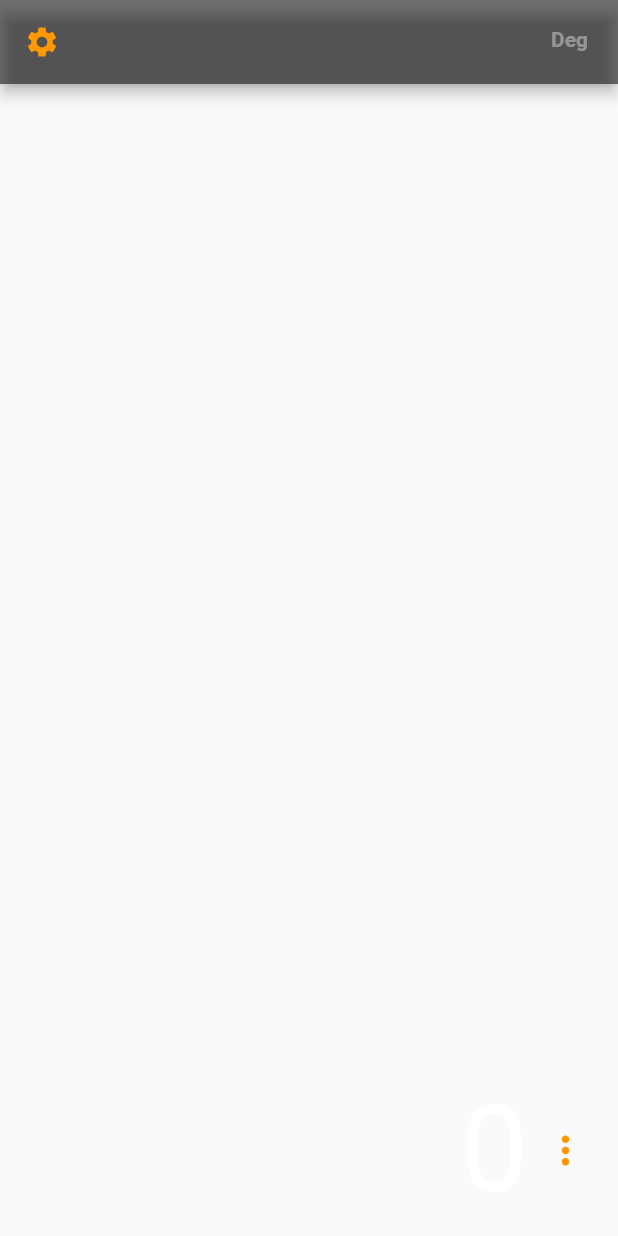
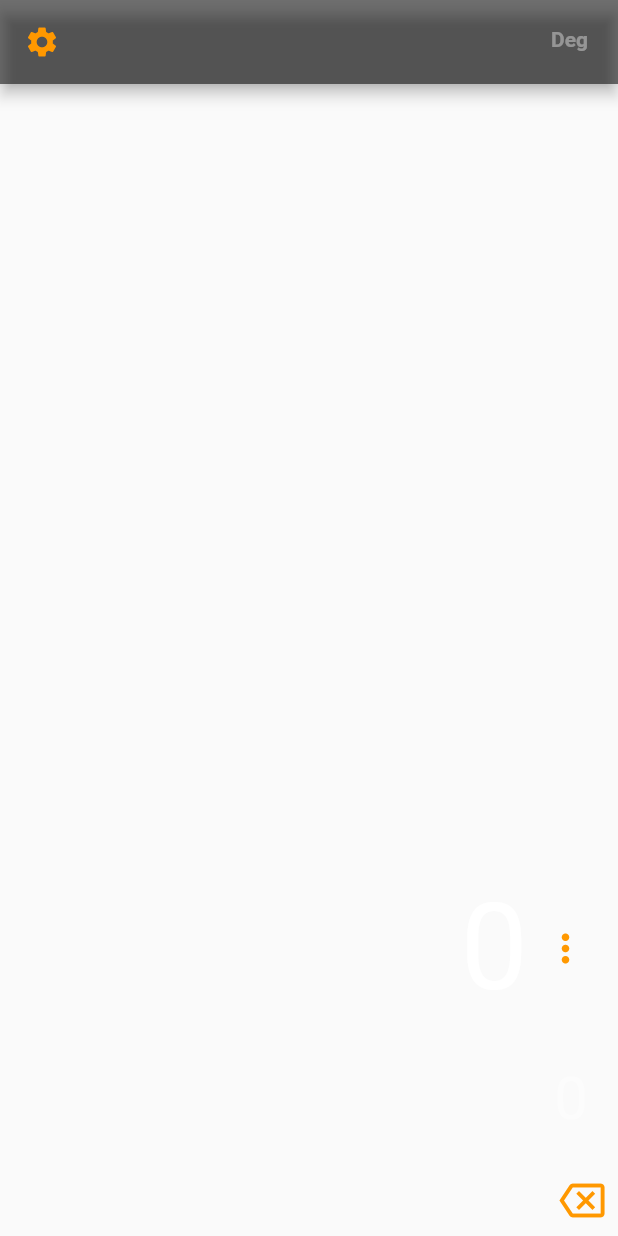
Before and after one commit to mukul71/Learning_Flutter, a Flutter app: the screen it shows after launch, on a phone screen of 412 x 824 dp. Run offline on Flutter 3.47's test engine with Material 2 defaults, Android fonts, the phone set to English and light mode, and no system bars.

Commit message:
IconButton added

```diff
--- a/lib/main.dart
+++ b/lib/main.dart
@@ -91,6 +91,23 @@ class calculatorViewState extends State<HomePage> {
                     ),
                     Row(
                       mainAxisAlignment: MainAxisAlignment.end,
+                      children: [
+                        Padding(
+                          padding: const EdgeInsets.all(20),
+                          child: Text(
+                            equation,
+                            style:
+                                TextStyle(fontSize: 40, color: Colors.white38),
+                          ),
+                        ),
+                      ],
+                    ),
+                    IconButton(
+                      icon: const Icon(Icons.backspace_outlined,
+                          color: Colors.orange, size: 30),
+                      onPressed: () {
+                        buttonPressed(("⌫"));
+                      },
                     ),
                   ],
                 ),
```
